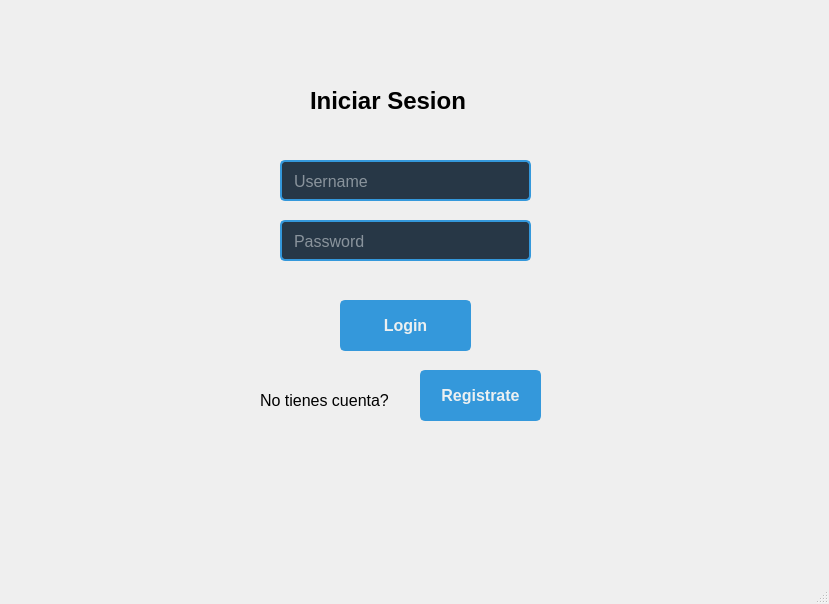
c4rlos-m/proyecto, file plantillas/pantallaPrincipal.ui: the form before one commit.
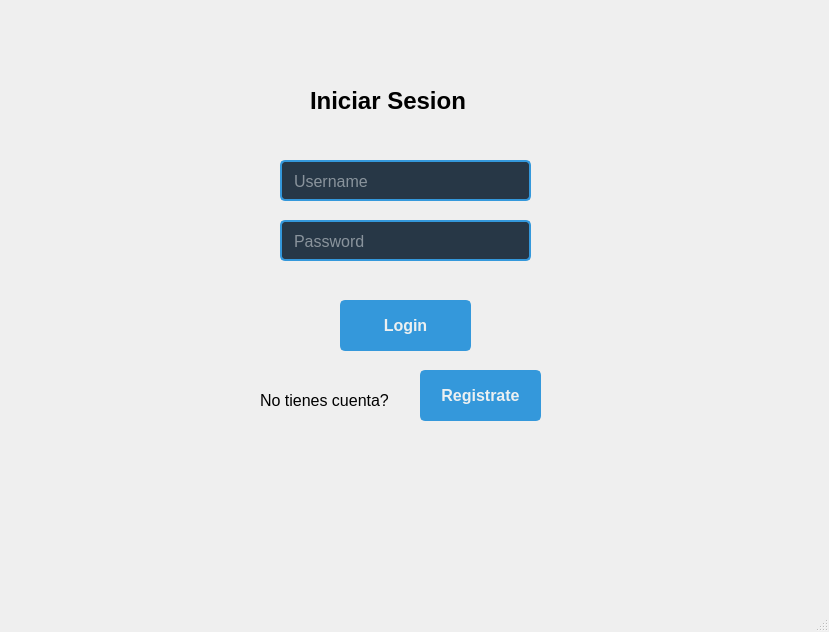
The form after the commit. The open tabs and pages were chosen to show the change.

```diff
--- a/plantillas/pantallaPrincipal.ui
+++ b/plantillas/pantallaPrincipal.ui
@@ -7,7 +7,7 @@
     <x>0</x>
     <y>0</y>
     <width>829</width>
-    <height>604</height>
+    <height>632</height>
    </rect>
   </property>
   <property name="windowTitle">
```
Left out of the diff: 2 changed lines with no effect on the pictures.
